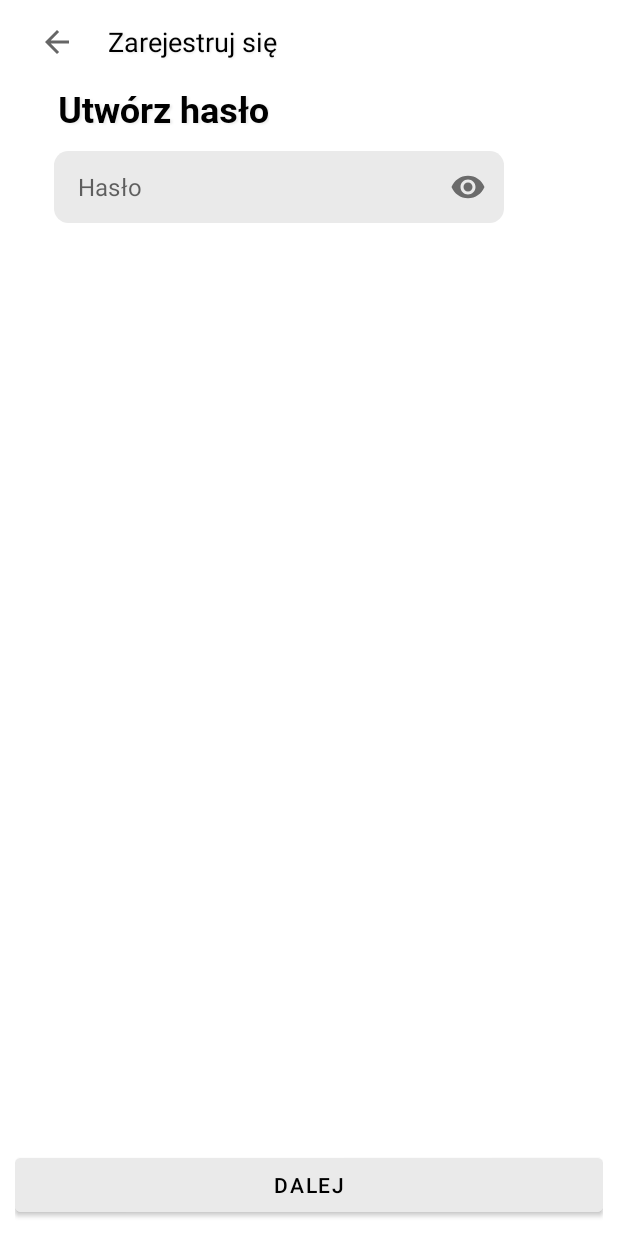
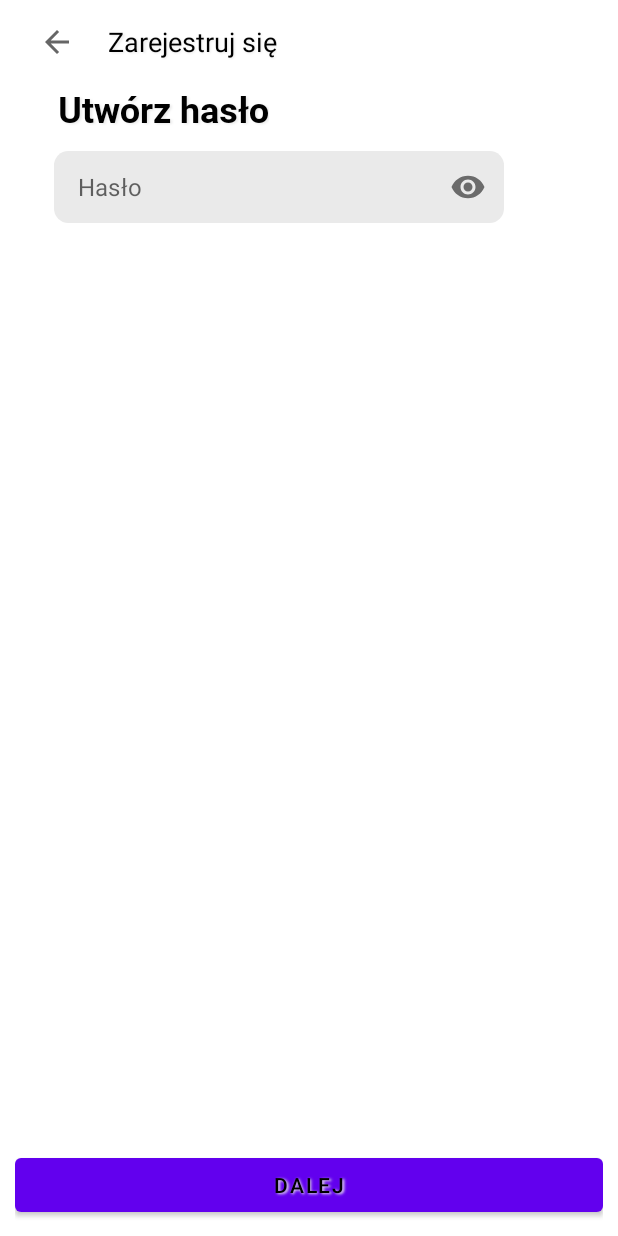
Before and after one commit to gufeczek/CheapFuel, an Android app: the RegisterActivity screen opened directly, with no data from a screen before it, on a phone screen of 412 x 824 dp. Run offline under Robolectric (Android 15) with nearby library versions, the phone set to English and light mode, and no system bars.

Commit message:
new branch created

```diff
--- a/app/src/main/java/com/example/fuel/RegisterActivity.kt
+++ b/app/src/main/java/com/example/fuel/RegisterActivity.kt
@@ -1,14 +1,22 @@
 package com.example.fuel
 
-import androidx.appcompat.app.AppCompatActivity
+import android.content.res.ColorStateList
+import android.graphics.Color
+import android.graphics.drawable.ColorDrawable
+import android.graphics.drawable.Drawable
+import android.graphics.drawable.PaintDrawable
 import android.os.Bundle
+import android.util.Log
+import android.widget.Button
 import android.widget.EditText
 import android.widget.Toolbar
+import androidx.appcompat.app.AppCompatActivity
 
 class RegisterActivity : AppCompatActivity() {
 
     private lateinit var etPassword: EditText
     private lateinit var toolbar: Toolbar
+    private lateinit var btnNextPage: Button
 
     override fun onCreate(savedInstanceState: Bundle?) {
         super.onCreate(savedInstanceState)
@@ -17,6 +25,7 @@ class RegisterActivity : AppCompatActivity() {
 
         etPassword = findViewById(R.id.registerActivity_et_password)
         toolbar = findViewById(R.id.registerActivity_toolbar)
+        btnNextPage = findViewById(R.id.registerActivity_btnNextPage)
 
         CornerDrawable.roundCorners(etPassword, 20f)
 
--- a/app/src/main/res/layout/activity_register.xml
+++ b/app/src/main/res/layout/activity_register.xml
@@ -94,7 +94,6 @@
             android:layout_height="wrap_content"
             style="@style/textShadow"
             android:layout_width="0dp"
-            android:backgroundTint="@color/light_gray"
             app:layout_constraintBottom_toBottomOf="parent"
             app:layout_constraintEnd_toEndOf="parent"
             app:layout_constraintStart_toStartOf="parent"
```
Also changed, not shown: app/src/main/java/com/example/fuel/CornerDrawable.java (+33 -0 lines).
